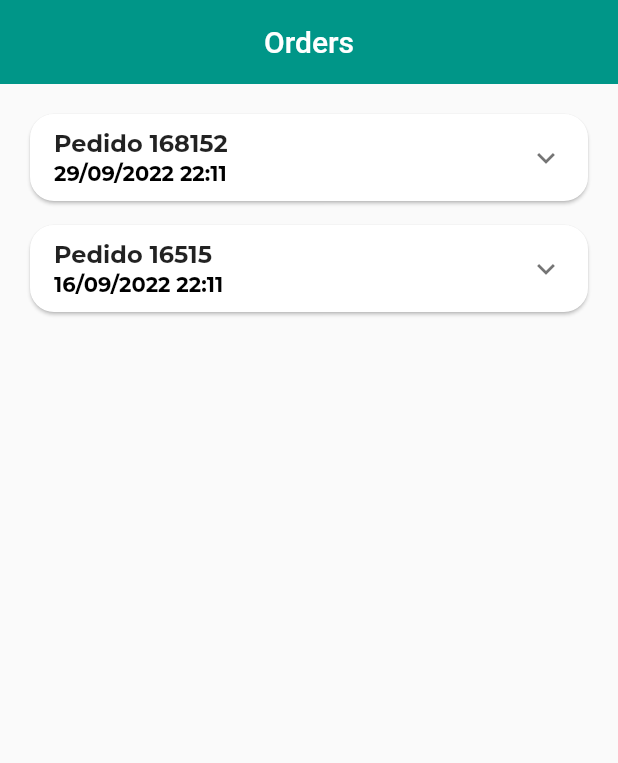
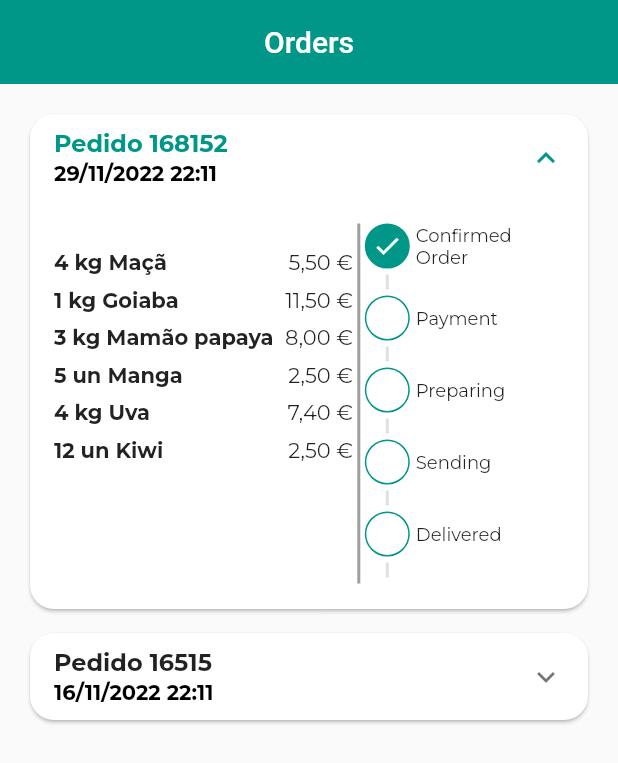
Before and after one commit to ravelinejunior/newravelinestore, a Flutter app: the OrdersScreen screen opened directly, on a phone screen of 412 x 824 dp. Shown: the top 763 px of the screen. Run offline on Flutter 3.47's test engine with Material 2 defaults, Android fonts, the phone set to English and light mode, and no system bars; our stand-ins replace animated_text_kit, badges, brasil_fields, get, google_fonts, lottie.

Commit message:
Adding status

```diff
--- a/lib/src/screens/ordersScreen/components/order_status.dart
+++ b/lib/src/screens/ordersScreen/components/order_status.dart
@@ -25,8 +25,8 @@ class OrderStatus extends StatelessWidget {
     return Column(
       crossAxisAlignment: CrossAxisAlignment.start,
       children: [
-        _StatusDot(
-          isActive: isOverdue,
+        const _StatusDot(
+          isActive: true,
           title: 'Confirmed Order',
         ),
         const _CustomDivider(),
@@ -38,9 +38,31 @@ class OrderStatus extends StatelessWidget {
           )
         ] else if (isOverdue) ...[
           const _StatusDot(
-              isActive: false,
-              title: 'Overdue Payment',
-              backgroundColor: Colors.red),
+            isActive: true,
+            title: 'Overdue Payment',
+            backgroundColor: Colors.red,
+          ),
+        ] else ...[
+          _StatusDot(
+            isActive: currentStatus >= 2,
+            title: 'Payment',
+          ),
+          const _CustomDivider(),
+          _StatusDot(
+            isActive: currentStatus >= 3,
+            title: 'Preparing',
+          ),
+          const _CustomDivider(),
+          _StatusDot(
+            isActive: currentStatus >= 4,
+            title: 'Sending',
+          ),
+          const _CustomDivider(),
+          _StatusDot(
+            isActive: currentStatus == 5,
+            title: 'Delivered',
+          ),
+          const _CustomDivider(),
         ]
       ],
     );
--- a/lib/src/screens/ordersScreen/components/orders_tile.dart
+++ b/lib/src/screens/ordersScreen/components/orders_tile.dart
@@ -19,6 +19,7 @@ class OrdersTile extends StatelessWidget {
       child: Theme(
         data: Theme.of(context).copyWith(dividerColor: Colors.transparent),
         child: ExpansionTile(
+          initiallyExpanded: order.status == 'pending_payment',
           title: Column(
             crossAxisAlignment: CrossAxisAlignment.stretch,
             children: [
@@ -38,12 +39,13 @@ class OrdersTile extends StatelessWidget {
           ),
           childrenPadding: const EdgeInsets.fromLTRB(16, 16, 16, 16),
           children: [
-            SizedBox(
-              height: MediaQuery.of(context).size.height / 5,
+            IntrinsicHeight(
               child: Row(
                 children: [
                   Expanded(
                     flex: 3,
+                    child: SizedBox(
+                      height: MediaQuery.of(context).size.height / 4,
                       child: ListView(
                         physics: const BouncingScrollPhysics(),
                         addAutomaticKeepAlives: true,
@@ -57,6 +59,7 @@ class OrdersTile extends StatelessWidget {
                               ),
                             )
                             .toList(),
+                      ),
                     ),
                   ),
                   const VerticalDivider(
--- a/lib/src/utils/app_data.dart
+++ b/lib/src/utils/app_data.dart
@@ -102,19 +102,19 @@ final genUser = UserModel(
 final List<OrderModel> ordersModel = [
   OrderModel(
     id: 168152,
-    dateCreated: DateTime.parse('2022-09-29 22:11:02'),
-    dateOverdue: DateTime.parse('2022-09-30 23:11:02'),
+    dateCreated: DateTime.parse('2022-11-29 22:11:02'),
+    dateOverdue: DateTime.parse('2022-11-30 23:11:02'),
     items: cartItems,
-    status: 'pending_order',
+    status: 'pending_payment',
     copyAndPaste: "6186161GVJHNJSN1615#",
     total: 120.30,
   ),
   OrderModel(
     id: 16515,
-    dateCreated: DateTime.parse('2022-09-16 22:11:02'),
-    dateOverdue: DateTime.parse('2022-09-17 23:11:02'),
+    dateCreated: DateTime.parse('2022-11-16 22:11:02'),
+    dateOverdue: DateTime.parse('2022-11-17 23:11:02'),
     items: cartItems,
-    status: 'refund_payment',
+    status: 'delivered',
     copyAndPaste: "NSKJND6518615",
     total: 120.30,
   )
```
Lines whose indentation alone changed are shown as unchanged.
